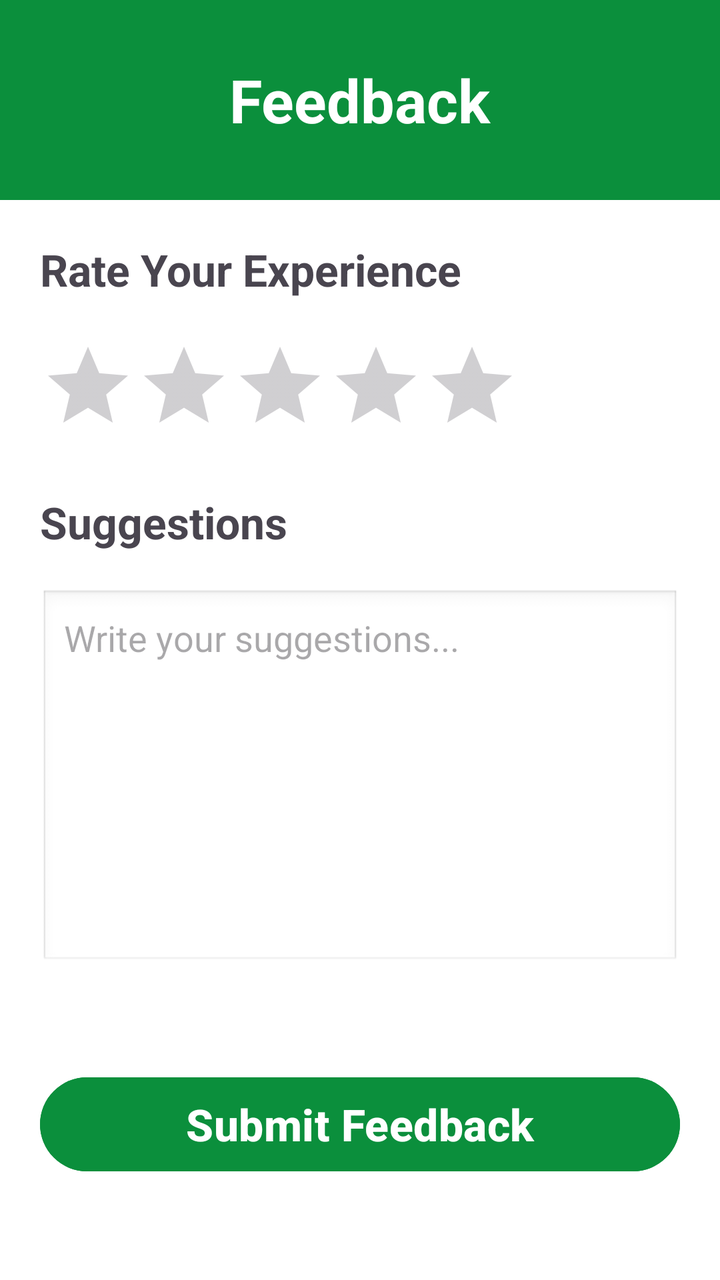
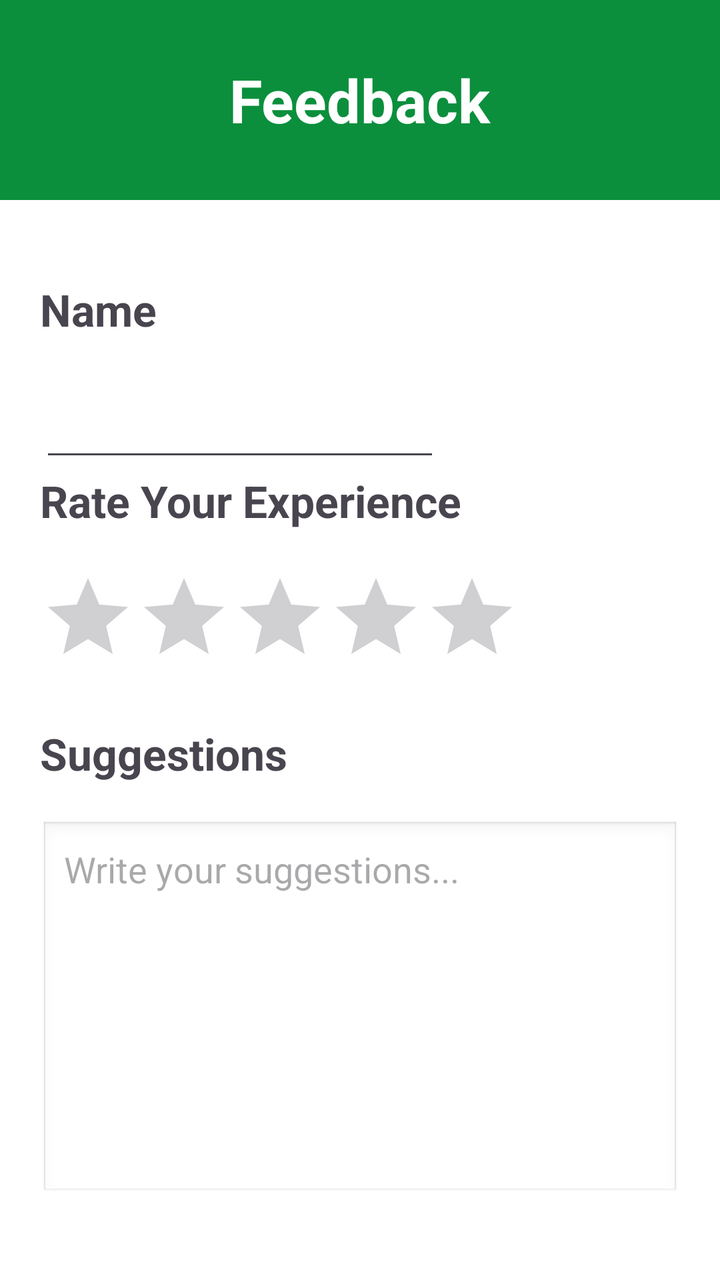

The first picture is an Android layout as it rendered before a commit; the second is the same layout after the commit. The layout source and the unified diff follow.
<!-- AndroidManifest.xml: application theme Theme.VillageOS -->
<!-- res/layout/activity_feedback.xml -->
<?xml version="1.0" encoding="utf-8"?>
<LinearLayout
    xmlns:android="http://schemas.android.com/apk/res/android"
    xmlns:app="http://schemas.android.com/apk/res-auto"
    android:layout_width="match_parent"
    android:layout_height="match_parent"
    android:orientation="vertical"
    android:background="#FFFFFF">

    
    <androidx.appcompat.widget.Toolbar
        android:id="@+id/toolbar"
        android:layout_width="match_parent"
        android:layout_height="100dp"
        android:background="#0B8F3C">

        <TextView
            android:layout_width="wrap_content"
            android:layout_height="wrap_content"
            android:text="Feedback"
            android:textColor="#FFFFFF"
            android:textSize="30sp"
            android:textStyle="bold"
            android:layout_gravity="center"></TextView>
    </androidx.appcompat.widget.Toolbar>

    <LinearLayout
        android:layout_width="match_parent"
        android:layout_height="wrap_content"
        android:orientation="vertical"
        android:padding="20dp">

        <TextView
            android:layout_width="wrap_content"
            android:layout_height="wrap_content"
            android:text="Rate Your Experience"
            android:textStyle="bold"
            android:textSize="22sp"></TextView>

        <RatingBar
            android:id="@+id/ratingBar"
            android:layout_width="wrap_content"
            android:layout_height="wrap_content"
            android:numStars="5"
            android:stepSize="1"
            android:layout_marginTop="20dp"></RatingBar>

        <TextView
            android:layout_width="wrap_content"
            android:layout_height="wrap_content"
            android:text="Suggestions"
            android:textStyle="bold"
            android:textSize="22dp"
            android:layout_marginTop="20dp"></TextView>

        <EditText
            android:id="@+id/etSuggestion"
            android:layout_width="match_parent"
            android:layout_height="190dp"
            android:layout_marginTop="19dp"
            android:background="@android:drawable/edit_text"
            android:gravity="top"
            android:hint="Write your suggestions..."
            android:padding="12dp"
            android:inputType="textMultiLine"></EditText>

        <Button
            android:id="@+id/btnSubmit"
            android:layout_width="match_parent"
            android:layout_height="55dp"
            android:layout_marginTop="50dp"
            android:text="Submit Feedback"
            android:textSize="22dp"
            android:textColor="#FFFFFF"
            android:textStyle="bold"
            android:backgroundTint="#0B8F3C"></Button>
    </LinearLayout>

</LinearLayout>
<!-- resources referenced by this layout -->
<resources>
  <style name="Theme.VillageOS" parent="Base.Theme.VillageOS" />
  <style name="Base.Theme.VillageOS" parent="Theme.Material3.DayNight.NoActionBar">
          
          
      </style>
</resources>

<!-- the commit's change to res/layout/activity_feedback.xml (unified diff, before → after) -->
@@ -7,7 +7,6 @@
     android:orientation="vertical"
     android:background="#FFFFFF">
 
-    
     <androidx.appcompat.widget.Toolbar
         android:id="@+id/toolbar"
         android:layout_width="match_parent"
@@ -30,6 +29,22 @@
         android:orientation="vertical"
         android:padding="20dp">
 
+
+        <TextView
+            android:layout_width="wrap_content"
+            android:layout_height="wrap_content"
+            android:text="Name"
+            android:textSize="22sp"
+            android:textStyle="bold"
+            android:layout_marginTop="20dp"
+            android:layout_marginBottom="25dp"></TextView>
+
+
+        <EditText
+            android:layout_width="200dp"
+            android:layout_height="wrap_content"
+            android:id="@+id/n1"></EditText>
+
         <TextView
             android:layout_width="wrap_content"
             android:layout_height="wrap_content"
@@ -38,7 +53,7 @@
             android:textSize="22sp"></TextView>
 
         <RatingBar
-            android:id="@+id/ratingBar"
+            android:id="@+id/r1"
             android:layout_width="wrap_content"
             android:layout_height="wrap_content"
             android:numStars="5"
@@ -54,7 +69,7 @@
             android:layout_marginTop="20dp"></TextView>
 
         <EditText
-            android:id="@+id/etSuggestion"
+            android:id="@+id/es"
             android:layout_width="match_parent"
             android:layout_height="190dp"
             android:layout_marginTop="19dp"
@@ -65,7 +80,7 @@
             android:inputType="textMultiLine"></EditText>
 
         <Button
-            android:id="@+id/btnSubmit"
+            android:id="@+id/btn"
             android:layout_width="match_parent"
             android:layout_height="55dp"
             android:layout_marginTop="50dp"
